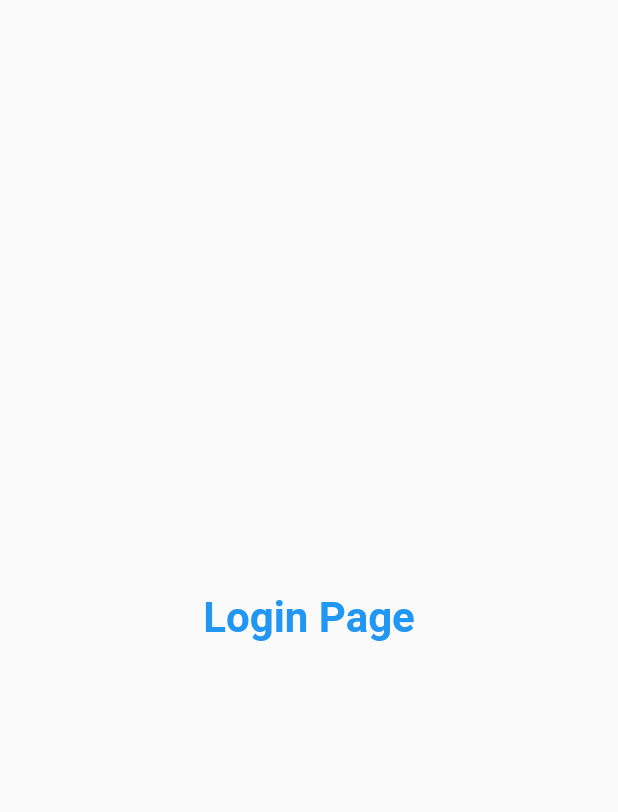
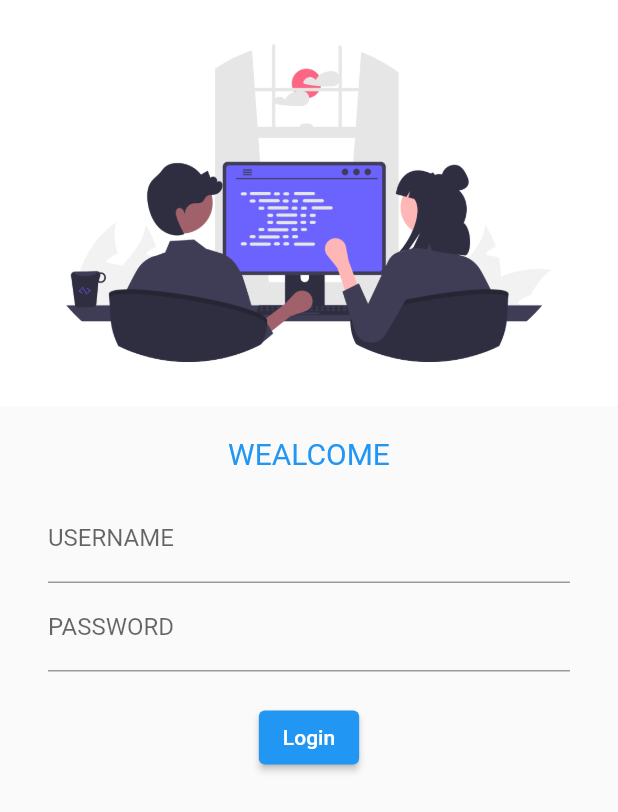
Before and after one commit to YEASIN19/flutter, a Flutter app: the screen it shows after launch, on a phone screen of 412 x 824 dp. Shown: the top 812 px of the screen. Run offline on Flutter 3.47's test engine with Material 2 defaults, Android fonts, the phone set to English and light mode, and no system bars; missing offline and left inert: dart:html.

Commit message:
day4 completed

```diff
--- a/lib/login_page.dart
+++ b/lib/login_page.dart
@@ -1,3 +1,6 @@
+import 'dart:html';
+import 'dart:ui';
+
 import 'package:flutter/material.dart';
 
 class LoginPage extends StatelessWidget {
@@ -6,15 +9,54 @@ class LoginPage extends StatelessWidget {
   @override
   Widget build(BuildContext context) {
     return Material(
-      child: Center(
-        child: Text(
-          'Login Page',
-          style: TextStyle(
-            color: Colors.blue,
-            fontWeight: FontWeight.bold,
+      child: Column(
+        children: [
+          Image.asset(
+            'asset/image/image1.png',
+            fit: BoxFit.cover,
           ),
-          textScaleFactor: 2.0,
-        ),
+          SizedBox(
+            height: 20,
+          ),
+          Text(
+            'WEALCOME',
+            style: TextStyle(
+              color: Colors.blue,
+              fontSize: 20,
+            ),
+          ),
+          Padding(
+            padding: EdgeInsets.symmetric(
+              vertical: 16,
+              horizontal: 32,
+            ),
+            child: Column(
+              children: [
+                TextFormField(
+                  decoration: InputDecoration(
+                    hintText: 'ENTAR USERNAME',
+                    labelText: 'USERNAME',
+                  ),
+                ),
+                TextFormField(
+                  obscureText: true,
+                  decoration: InputDecoration(
+                    hintText: 'ENTAR PASSWORD',
+                    labelText: 'PASSWORD',
+                  ),
+                ),
+                SizedBox(
+                  height: 20,
+                ),
+                ElevatedButton(
+                  onPressed: () {},
+                  style: TextButton.styleFrom(),
+                  child: Text('Login'),
+                ),
+              ],
+            ),
+          ),
+        ],
       ),
     );
   }
--- a/pubspec.yaml
+++ b/pubspec.yaml
@@ -34,6 +34,7 @@ dependencies:
   # Use with the CupertinoIcons class for iOS style icons.
   cupertino_icons: ^1.0.2
 
+
 dev_dependencies:
   flutter_test:
     sdk: flutter
@@ -57,8 +58,8 @@ flutter:
   uses-material-design: true
 
   # To add assets to your application, add an assets section, like this:
-  # assets:
-  #   - images/a_dot_burr.jpeg
+  assets:
+    - asset/image/
   #   - images/a_dot_ham.jpeg
 
   # An image asset can refer to one or more resolution-specific "variants", see
```
Also changed, not shown: lib/main.dart (+11 -13 lines), asset/image/image1.png (added).
